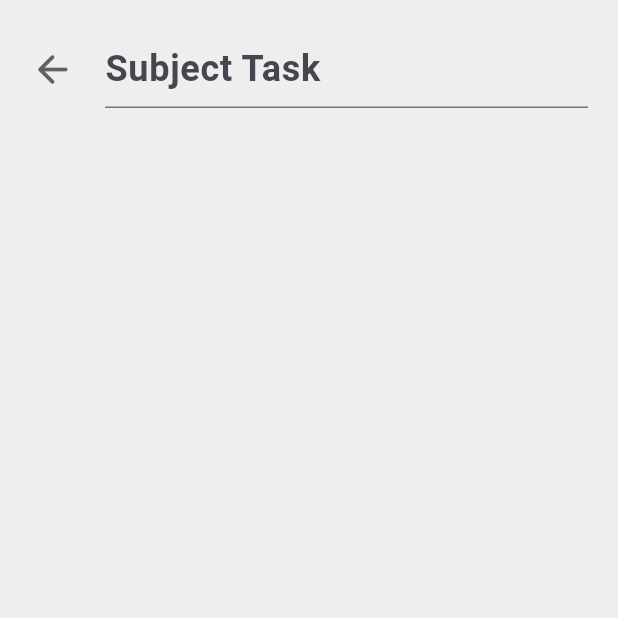
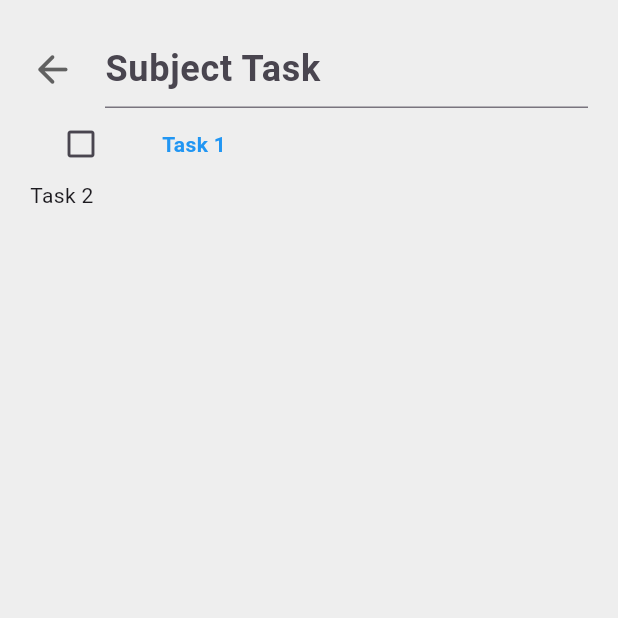
Before and after one commit to Aliamrol/Todolist, a Flutter app: the screen it shows after launch, after a tap on the "add" icon, on a phone screen of 412 x 824 dp, the top half of it. Run offline on Flutter 3.47's test engine with Material 3 defaults, Android fonts, the phone set to English and light mode, and no system bars.

Commit message:
my idea for task screen

```diff
--- a/lib/taskScreen.dart
+++ b/lib/taskScreen.dart
@@ -1,5 +1,46 @@
 import 'package:flutter/cupertino.dart';
 import 'package:flutter/material.dart';
+
+Widget icon = const IconEmpty();
+
+class IconEmpty extends StatefulWidget {
+  const IconEmpty({super.key});
+
+  @override
+  State<StatefulWidget> createState() => _IconEmpty();
+}
+class _IconEmpty extends State<IconEmpty> {
+  @override
+  Widget build(BuildContext context) {
+    return IconButton(
+        onPressed: () {
+          setState(() {
+            icon = IconFull();
+          });
+        },
+        icon: const Icon(Icons.check_box_outline_blank));
+  }
+}
+
+class IconFull extends StatefulWidget {
+  const IconFull({super.key});
+
+  @override
+  State<StatefulWidget> createState() => _IconFull();
+}
+
+class _IconFull extends State<IconFull> {
+  @override
+  Widget build(BuildContext context) {
+    return IconButton(
+        onPressed: () {
+          setState(() {
+            icon = IconEmpty();
+          });
+        },
+        icon: Icon(Icons.check_box));
+  }
+}
 
 class taskScreen extends StatefulWidget {
   @override
@@ -34,14 +75,43 @@ class taskScreenState extends State<taskScreen> {
                   child: TextField(
                     decoration: InputDecoration(hintText: "Subject Task"),
                     style: TextStyle(
-                      fontWeight: FontWeight.bold,
-                      color: Colors.blue,
-                      fontSize: 24
-                    ),
+                        fontWeight: FontWeight.bold,
+                        color: Colors.blue,
+                        fontSize: 24),
                   ),
                 ))
               ],
-            )
+            ),
+            Expanded(
+                child: ListView(
+              children: [
+                Row(
+                  children: [
+                    // Container(
+                    //   height: 20,
+                    //   width: 20,
+                    //   decoration: BoxDecoration(
+                    //     color: Colors.red,
+                    //     borderRadius: BorderRadius.circular(5),
+                    //   ),
+                    // ),
+                    IconButton(
+                      onPressed: () {
+                        setState(() {});
+                      },
+                      icon: icon,
+                      padding: EdgeInsets.only(left: 10, right: 30),
+                    ),
+                    Text(
+                      "Task 1",
+                      style: TextStyle(
+                          fontWeight: FontWeight.bold, color: Colors.blue),
+                    )
+                  ],
+                ),
+                Text("Task 2")
+              ],
+            ))
           ],
         ),
       ),
```
